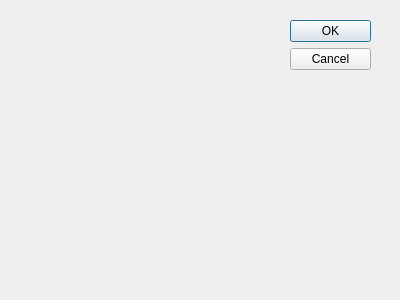
Qt form cliente/qVersare-cli/qVersare-Cli/logindialog.ui (adrianabreu/qVersare) before a commit.
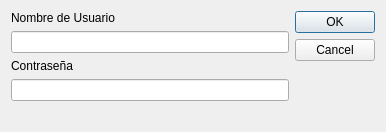
The same form after that commit.

```diff
--- a/cliente/qVersare-cli/qVersare-Cli/logindialog.ui
+++ b/cliente/qVersare-cli/qVersare-Cli/logindialog.ui
@@ -8,22 +8,53 @@
    <rect>
     <x>0</x>
     <y>0</y>
-    <width>400</width>
-    <height>300</height>
+    <width>386</width>
+    <height>132</height>
    </rect>
   </property>
   <property name="windowTitle">
    <string>Dialog</string>
   </property>
+  <layout class="QHBoxLayout" name="horizontalLayout">
+   <item>
+    <layout class="QVBoxLayout" name="verticalLayout">
+     <item>
+      <widget class="QLabel" name="label">
+       <property name="text">
+        <string>Nombre de Usuario</string>
+       </property>
+      </widget>
+     </item>
+     <item>
+      <widget class="QLineEdit" name="userName"/>
+     </item>
+     <item>
+      <widget class="QLabel" name="label_2">
+       <property name="text">
+        <string>Contraseña</string>
+       </property>
+      </widget>
+     </item>
+     <item>
+      <widget class="QLineEdit" name="passUser"/>
+     </item>
+     <item>
+      <spacer name="verticalSpacer">
+       <property name="orientation">
+        <enum>Qt::Vertical</enum>
+       </property>
+       <property name="sizeHint" stdset="0">
+        <size>
+         <width>20</width>
+         <height>40</height>
+        </size>
+       </property>
+      </spacer>
+     </item>
+    </layout>
+   </item>
+   <item>
   <widget class="QDialogButtonBox" name="buttonBox">
-   <property name="geometry">
-    <rect>
-     <x>290</x>
-     <y>20</y>
-     <width>81</width>
-     <height>241</height>
-    </rect>
-   </property>
    <property name="orientation">
     <enum>Qt::Vertical</enum>
    </property>
@@ -31,6 +62,8 @@
     <set>QDialogButtonBox::Cancel|QDialogButtonBox::Ok</set>
    </property>
   </widget>
+   </item>
+  </layout>
  </widget>
  <pixmapfunction/>
  <resources/>
```
Left out of the diff: 7 changed lines with no effect on the pictures. Lines whose indentation alone changed are shown as unchanged.
